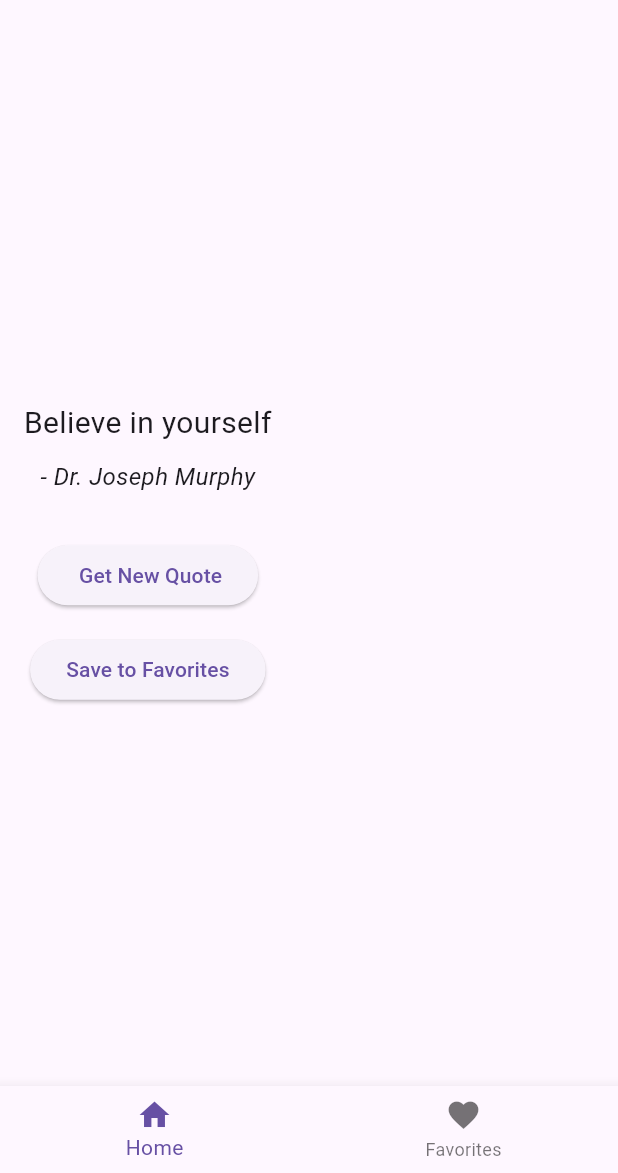
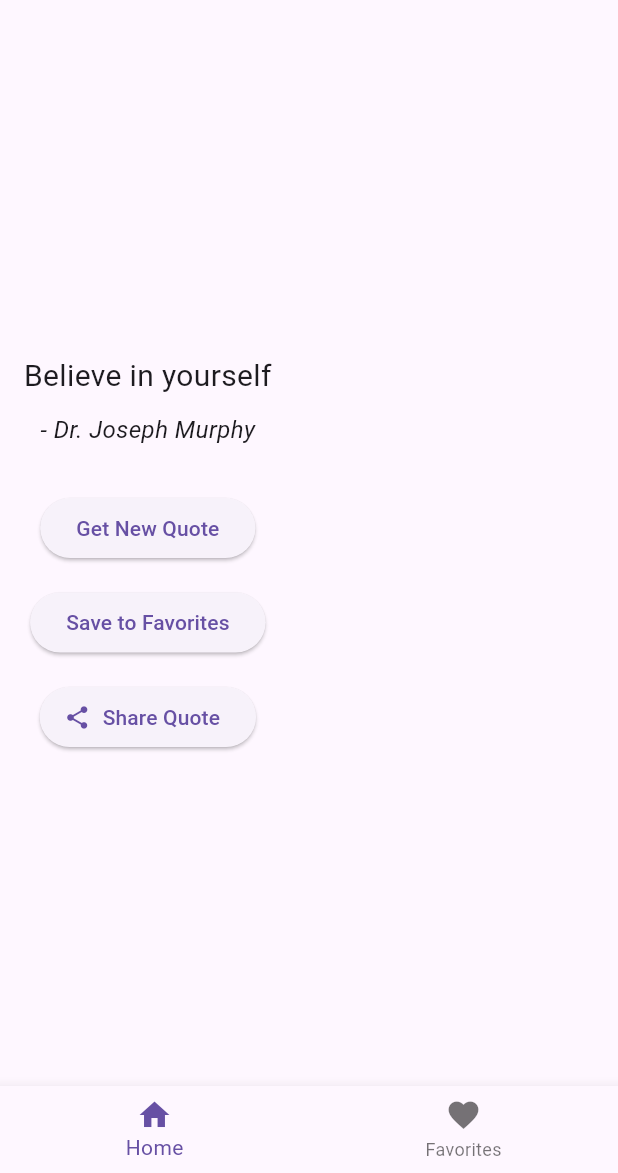
Before and after one commit to Archana0101/daily_quote_explorer, a Flutter app: the screen it shows after launch, on a phone screen of 412 x 824 dp, the part 63-1236 px from its top. Run offline on Flutter 3.47's test engine with Material 3 defaults, Android fonts, the phone set to English and light mode, and no system bars; our stand-ins replace share_plus, shared_preferences.

Commit message:
Implement share functionality for quotes
Added functionality to share quotes via Share Plus package.

```diff
--- a/lib/screens/home_screen.dart
+++ b/lib/screens/home_screen.dart
@@ -1,5 +1,6 @@
 import 'package:flutter/material.dart';
 import 'package:provider/provider.dart';
+import 'package:share_plus/share_plus.dart';
 import '../providers/quote_provider.dart';
 
 class HomeScreen extends StatelessWidget {
@@ -10,12 +11,12 @@ class HomeScreen extends StatelessWidget {
     final provider = Provider.of<QuoteProvider>(context);
 
     return Scaffold(
-
       body: Padding(
         padding: const EdgeInsets.all(16.0),
         child: Column(
           mainAxisAlignment: MainAxisAlignment.center,
           children: [
+            // 🔹 Quote Text
             Text(
               provider.currentQuote.text,
               style: const TextStyle(fontSize: 20),
@@ -23,6 +24,7 @@ class HomeScreen extends StatelessWidget {
             ),
             const SizedBox(height: 10),
 
+            // 🔹 Author
             Text(
               "- ${provider.currentQuote.author}",
               style: const TextStyle(
@@ -32,12 +34,14 @@ class HomeScreen extends StatelessWidget {
             ),
             const SizedBox(height: 30),
 
+            // 🔹 New Quote Button
             ElevatedButton(
               onPressed: provider.getRandomQuote,
-              child: const Text(" Get New Quote"),
+              child: const Text("Get New Quote"),
             ),
             const SizedBox(height: 15),
 
+            // ⭐ Save to Favorites Button
             ElevatedButton(
               onPressed: () {
                 provider.addToFavorites(provider.currentQuote);
@@ -48,6 +52,19 @@ class HomeScreen extends StatelessWidget {
                     : "Save to Favorites",
               ),
             ),
+            const SizedBox(height: 15),
+
+            // 📤 Share Button
+            ElevatedButton.icon(
+              onPressed: () {
+                final quote = provider.currentQuote;
+                Share.share(
+                  '"${quote.text}"\n— ${quote.author}',
+                );
+              },
+              icon: const Icon(Icons.share),
+              label: const Text("Share Quote"),
+            ),
           ],
         ),
       ),
```
